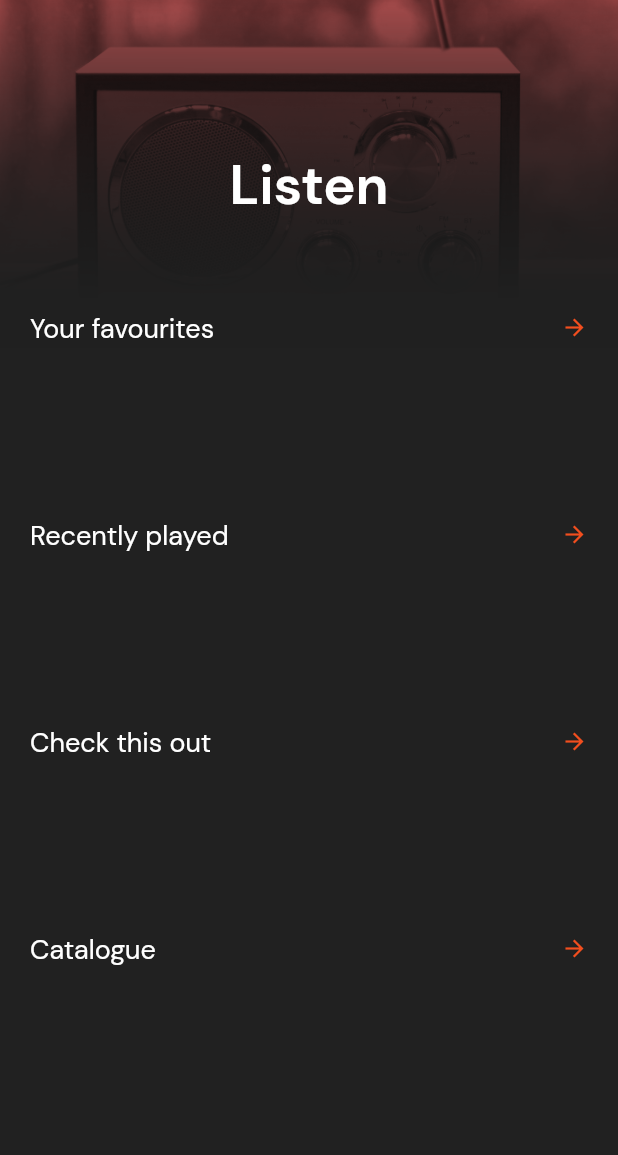
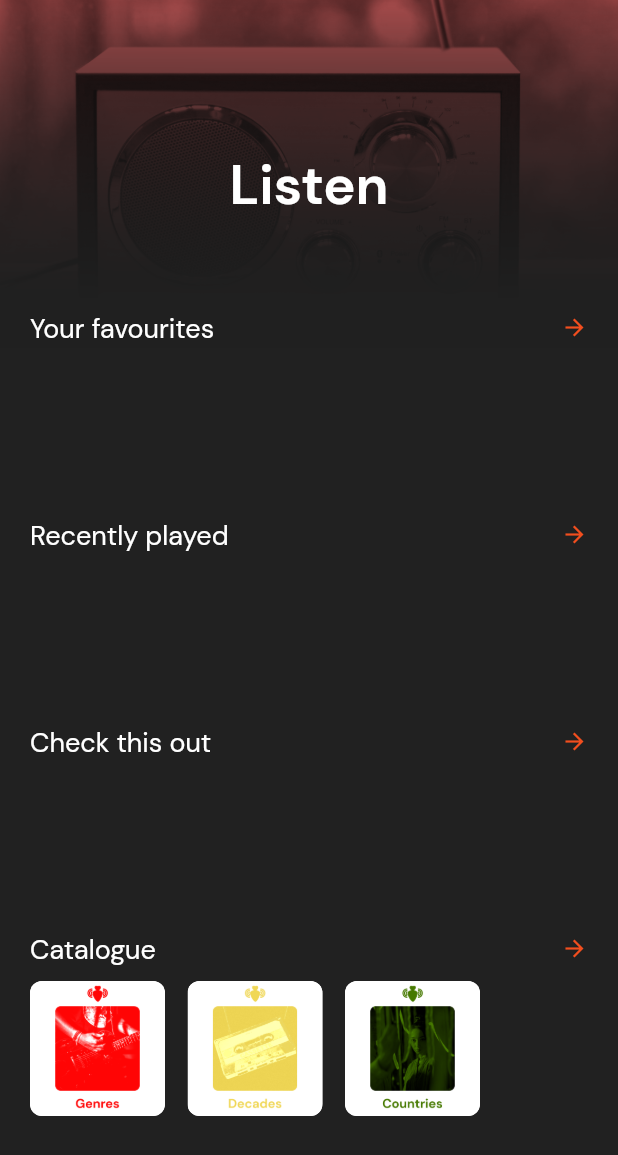
Before and after one commit to szezjo/RadishFrontend, a Flutter app: the ListenPage screen opened by its route, on a phone screen of 412 x 824 dp. Shown: the top 1155 px of the screen. Run offline on Flutter 3.47's test engine with Material 2 defaults, Android fonts, the phone set to English and light mode, and no system bars; our stand-ins replace palette_generator, shared_preferences; accounts and stored records are empty; network calls fail; statements that could not run were skipped.

Commit message:
[RDSH-052] catalogue slider (#6)

```diff
--- /dev/null
+++ b/radish/lib/custom_widgets/catalogues_slider.dart
@@ -0,0 +1,93 @@
+import 'package:flutter/material.dart';
+import 'package:radish/models/catalogues.dart';
+import 'package:radish/models/station.dart';
+import 'package:radish/theme/theme_config.dart';
+
+class CatalogueSlider extends StatefulWidget {
+  final Catalogues? catalogue;
+
+  const CatalogueSlider({
+    Key? key, required this.catalogue}) : super(key: key);
+
+
+  @override
+  State<CatalogueSlider> createState() => _CatalogueSliderState();
+}
+
+class _CatalogueSliderState extends State<CatalogueSlider> {
+
+
+  showAll(String catalogueName, Catalogues catalogues) async {
+      Navigator.pushNamed(context, "/catalogue", arguments: {
+        "catalogue": catalogues,
+        "catalogueName": catalogueName
+      });
+  }
+
+  @override
+  Widget build(BuildContext context) {
+    return Column(
+      children: [
+        Row(
+            mainAxisAlignment: MainAxisAlignment.spaceBetween,
+            children: [
+              const Text(
+                  "Catalogue",
+                style: TextStyle(fontSize: 18.0)
+              ),
+              GestureDetector(
+                onTap: () => showAll("", widget.catalogue!),
+                child: Icon(
+                  Icons.arrow_forward,
+                  color: ThemeConfig.darkAccentPrimary,
+                  size: 18.0,
+                ),
+              ),
+            ]
+        ),
+        Padding(
+          padding: const EdgeInsets.fromLTRB(0.0, 10.0, 0.0, 15.0),
+          child: SizedBox(
+            height: 90.0,
+            child: ListView(
+              scrollDirection: Axis.horizontal,
+              children: [
+                GestureDetector(
+                  onTap: () => showAll("Genres", widget.catalogue!),
+                  child: catalogueItem("images/genresCover.png")
+                ),
+                GestureDetector(
+                    onTap: () => showAll("Decades", widget.catalogue!),
+                    child: catalogueItem("images/decadesCover.png")
+                ),
+                GestureDetector(
+                    onTap: () => showAll("Countries", widget.catalogue!),
+                    child: catalogueItem("images/countriesCover.png")
+                ),
+              ]
+            ),
+          ),
+        ),
+      ],
+    );
+  }
+}
+
+Widget catalogueItem(String coverUrl) {
+
+  return Padding(
+    padding: const EdgeInsets.only(right: 15.0),
+    child: ClipRRect(
+      borderRadius: BorderRadius.circular(8.0),
+      child: Container(
+        color: Colors.white,
+        child: Image.asset(
+            coverUrl,
+            height: 90.0,
+            width: 90.0,
+            fit: BoxFit.contain
+        ),
+      ),
+    ),
+  );
+}
--- a/radish/lib/main.dart
+++ b/radish/lib/main.dart
@@ -8,6 +8,7 @@ import 'package:radish/screens/welcome.dart';
 import 'package:radish/screens/login.dart';
 import 'package:radish/screens/signup.dart';
 import 'package:radish/screens/currently_playing.dart';
+import 'package:radish/screens/catalogue.dart';
 import 'package:radish/theme/theme_config.dart';
 
 void main() {
@@ -41,6 +42,8 @@ class Radish extends StatelessWidget {
           break;
           case "/player": {  page = const CurrentlyPlaying(); }
           break;
+          case "/catalogue": {  page = const CataloguePage(); }
+          break;
           default: { page = const LoadingPage(); }
           break;
         }
--- /dev/null
+++ b/radish/lib/models/catalogues.dart
@@ -0,0 +1,33 @@
+import 'package:json_annotation/json_annotation.dart';
+import 'package:radish/models/station.dart';
+
+part 'catalogues.g.dart';
+
+@JsonSerializable(explicitToJson: true)
+class Catalogues {
+
+  List<Label>? countries;
+  List<Label>? decades;
+  List<Label>? genres;
+
+  Catalogues(
+      {required this.countries,
+      required this.decades,
+      required this.genres});
+
+  factory Catalogues.fromJson(Map<String, dynamic> json) => _$CataloguesFromJson(json);
+  Map<String, dynamic> toJson() => _$CataloguesToJson(this);
+}
+
+@JsonSerializable(explicitToJson: true)
+class Label {
+
+  String? label;
+  List<Station>? stations;
+
+
+  Label({required this.stations});
+
+  factory Label.fromJson(Map<String, dynamic> json) => _$LabelFromJson(json);
+  Map<String, dynamic> toJson() => _$LabelToJson(this);
+}
--- a/radish/lib/screens/listen.dart
+++ b/radish/lib/screens/listen.dart
@@ -1,6 +1,8 @@
 import 'package:flutter/material.dart';
 import 'dart:convert';
 import 'package:http/http.dart' as http;
+import 'package:radish/custom_widgets/catalogues_slider.dart';
+import 'package:radish/models/catalogues.dart';
 import 'package:shared_preferences/shared_preferences.dart';
 import 'package:radish/models/user.dart';
 import 'package:radish/custom_widgets/station_slider.dart';
@@ -18,7 +20,7 @@ class _ListenPageState extends State<ListenPage> {
   List<Station>? favStations;
   List<Station>? recentStations;
   List<Station>? checkStations;
-  List<Station>? categoryStations;
+  Catalogues? cataloguesStations;
   User? user;
 
   getUserData() async {
@@ -34,16 +36,16 @@ class _ListenPageState extends State<ListenPage> {
   }
 
 
-  getFavStations() async {
-    if (this.user == null) {
+  getStationsLists() async {
+    if (user == null) {
       print("no user set");
       return;
     }
 
     List<List<dynamic>> stationsFetched = [];
-    print("${this.user?.token} TOKEN");
+    print("${user?.token} TOKEN");
 
-    List<String> endpoints = ["get_favourites", "get_recently_played", "get_check_this_out", "get_favourites"];
+    List<String> endpoints = ["get_favourites", "get_recently_played", "get_check_this_out"];
     for (int i = 0; i < endpoints.length; i++) {
         final response = await http.post(
             Uri.parse('https://radish-app.herokuapp.com/user/${endpoints.elementAt(i)}'),
@@ -51,7 +53,7 @@ class _ListenPageState extends State<ListenPage> {
               'Content-Type': 'application/json; charset=UTF-8',
             },
             body: jsonEncode({
-              'token': this.user?.token
+              'token': user?.token
             })
         );
 
@@ -76,13 +78,41 @@ class _ListenPageState extends State<ListenPage> {
       favStations = stationsFetched[0].map((station) => Station.fromJson(station)).toList();
       recentStations = stationsFetched[1].map((station) => Station.fromJson(station)).toList();
       checkStations = stationsFetched[2].map((station) => Station.fromJson(station)).toList();
-      categoryStations = stationsFetched[3].map((station) => Station.fromJson(station)).toList();
+    });
+  }
+
+  getCategoryList() async {
+   String endpointUrl = "get_katalogi_ziom";
+    final response = await http.get(
+        Uri.parse('https://radish-app.herokuapp.com/radio/$endpointUrl'),
+        headers: {
+          'Content-Type': 'application/json; charset=UTF-8',
+        }
+    );
+
+    if (response.statusCode != 200) {
+      print("${response.statusCode} COULDN'T GET $endpointUrl");
+      print("${jsonDecode(response.body)}");
+      return;
+    }
+
+    print("${response.statusCode} GOT $endpointUrl");
+    var cataloguesJson = jsonDecode(response.body);
+    // Catalogues? cataloguesJ = cataloguesJson != null ? Catalogues.fromJson(cataloguesJson) : null;
+    // if (cataloguesJ == null) {
+    //   print("couldnt get catalogues from json");
+    //   return;
+    // }
+
+    setState(() {
+      cataloguesStations = Catalogues.fromJson(cataloguesJson);
     });
   }
 
   setupApp() async {
     await getUserData();
-    await getFavStations();
+    await getStationsLists();
+    await getCategoryList();
   }
 
   @override
@@ -117,11 +147,11 @@ class _ListenPageState extends State<ListenPage> {
                         "Listen",
                         style: TextStyle(fontSize: 36.0, fontWeight: FontWeight.w800),
                       ),
-                      SizedBox(height: 60.0),
+                      const SizedBox(height: 60.0),
                       StationSlider(title: "Your favourites", items: favStations),
                       StationSlider(title: "Recently played", items: recentStations),
                       StationSlider(title: "Check this out", items: checkStations),
-                      StationSlider(title: "Catalogue", items: categoryStations),
+                      CatalogueSlider(catalogue: cataloguesStations),
                     ],
                   ),
                 ),
--- a/radish/pubspec.yaml
+++ b/radish/pubspec.yaml
@@ -72,6 +72,9 @@ flutter:
     - images/logo_white.png
     - images/headerBg.png
     - images/stationPlaceholder.png
+    - images/genresCover.png
+    - images/countriesCover.png
+    - images/decadesCover.png
 
   # An image asset can refer to one or more resolution-specific "variants", see
   # https://flutter.dev/assets-and-images/#resolution-aware.
```
Also changed, not shown: radish/lib/custom_widgets/station_slider.dart (+14 -1 lines), radish/lib/screens/catalogue.dart (added, +92 -0 lines), radish/lib/screens/station.dart (+19 -2 lines), radish/lib/screens/station_list.dart (+14 -1 lines), radish/images/countriesCover.png (added), radish/images/decadesCover.png (added), radish/images/genresCover.png (added), radish/lib/models/catalogues.g.dart (added), radish/pubspec.lock.
